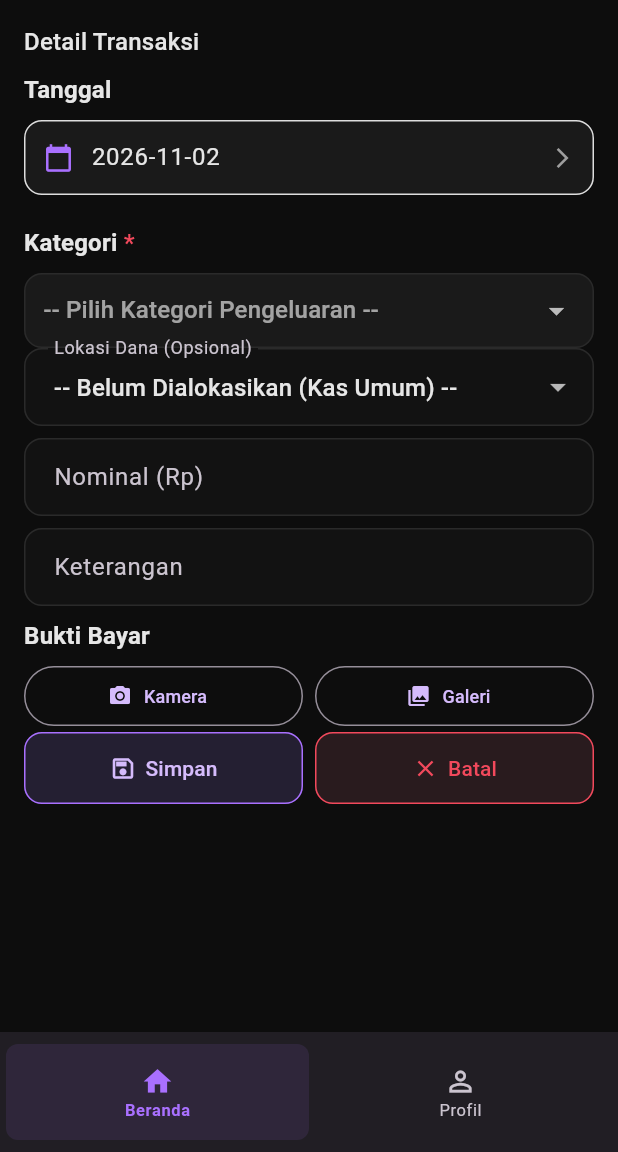
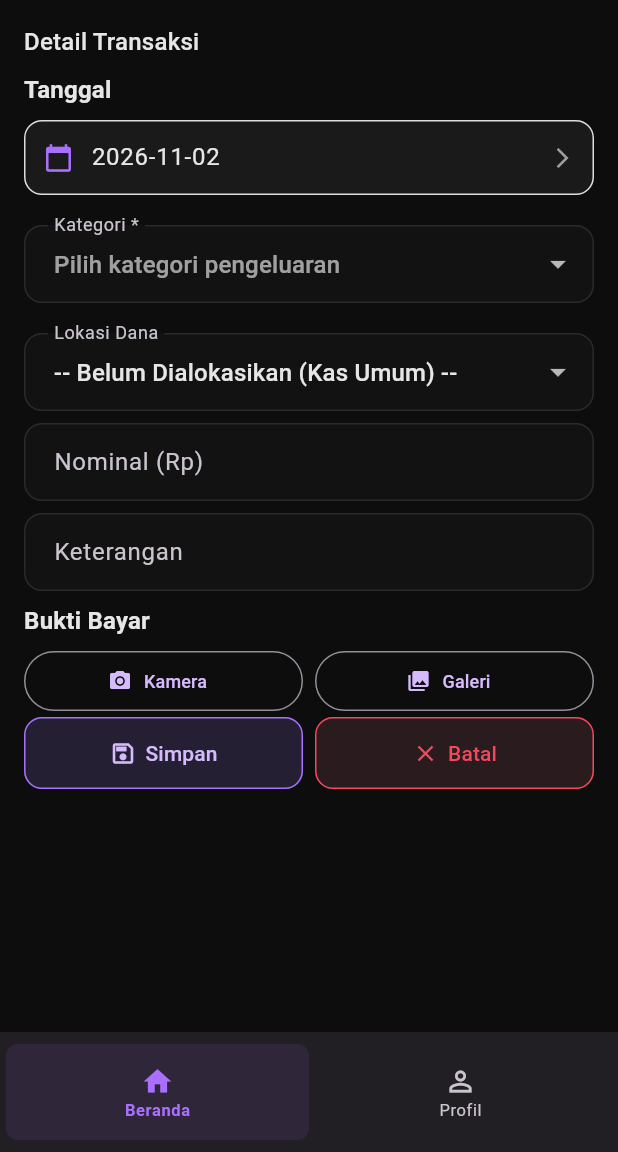
Before and after one commit to andjoy404/social-finance, a Flutter app: the KasKeluarScreen screen opened by its route, on a phone screen of 412 x 824 dp, the part 84-1236 px from its top. Run offline on Flutter 3.47's test engine with Material 3 defaults, Android fonts, the phone set to English and light mode, and no system bars; our stand-ins replace dio, firebase_core, firebase_messaging, fl_chart, flutter_riverpod, flutter_secure_storage and 5 more; missing offline and left inert: excel, file_saver; accounts and stored records are empty; network calls fail.

Commit message:
fix: unify Kas Keluar Kategori field with Kas Masuk — use DropdownButtonFormField with labelText

```diff
--- a/mobile/lib/features/kas/presentation/screens/kas_keluar_screen.dart
+++ b/mobile/lib/features/kas/presentation/screens/kas_keluar_screen.dart
@@ -498,47 +498,15 @@ class _KasKeluarScreenState extends ConsumerState<KasKeluarScreen> {
               const SizedBox(height: AppSpacing.lg),
 
               // Kategori (Wajib, 15 Standar Kategori)
-              Column(
-                crossAxisAlignment: CrossAxisAlignment.start,
-                children: [
-                  RichText(
-                    text: TextSpan(
-                      text: 'Kategori',
-                      style: theme.textTheme.titleMedium?.copyWith(
-                        fontWeight: FontWeight.w600,
-                      ),
-                      children: const [
-                        TextSpan(
-                          text: ' *',
-                          style: TextStyle(color: AppColors.danger),
-                        ),
-                      ],
+              DropdownButtonFormField<String>(
+                value: _selectedExpenseCategory,
+                decoration: InputDecoration(
+                  labelText: 'Kategori *',
+                  hintText: 'Pilih kategori pengeluaran',
+                  border: OutlineInputBorder(
+                    borderRadius: BorderRadius.circular(AppRadius.base),
                   ),
                 ),
-                  const SizedBox(height: AppSpacing.sm),
-                  Container(
-                    padding: const EdgeInsets.symmetric(
-                      horizontal: AppSpacing.md,
-                    ),
-                    decoration: BoxDecoration(
-                      border: Border.all(
-                        color: isDark
-                            ? AppColors.darkBorder
-                            : AppColors.lightBorder,
-                      ),
-                      borderRadius: BorderRadius.circular(AppRadius.base),
-                      color: isDark
-                          ? AppColors.darkSurface
-                          : AppColors.lightSurface,
-                    ),
-                    child: DropdownButtonHideUnderline(
-                      child: DropdownButton<String>(
-                        value: _selectedExpenseCategory,
-                        hint: const Text('-- Pilih Kategori Pengeluaran --'),
-                        isExpanded: true,
-                        dropdownColor: isDark
-                            ? AppColors.darkSurface
-                            : AppColors.lightSurface,
                 items: KasKeluarScreen.kExpenseCategories.map((cat) {
                   return DropdownMenuItem<String>(
                     value: cat,
@@ -552,15 +520,13 @@ class _KasKeluarScreenState extends ConsumerState<KasKeluarScreen> {
                   });
                 },
               ),
-                    ),
-                  ),
-                ],
-              ),
-              // Lokasi Dana (Opsional)
+              const SizedBox(height: AppSpacing.lg),
+
+              // Lokasi Dana
               DropdownButtonFormField<String?>(
                 value: _selectedLocationId,
                 decoration: InputDecoration(
-                  labelText: 'Lokasi Dana (Opsional)',
+                  labelText: 'Lokasi Dana',
                   hintText: 'Pilih lokasi pengambilan dana',
                   helperText: () {
                     if (_selectedLocationId == null) return null;
--- a/mobile/lib/features/kas/presentation/screens/kas_masuk_screen.dart
+++ b/mobile/lib/features/kas/presentation/screens/kas_masuk_screen.dart
@@ -481,11 +481,11 @@ class _KasMasukScreenState extends ConsumerState<KasMasukScreen> {
                 ),
               const SizedBox(height: AppSpacing.sm),
 
-              // Lokasi Dana (Opsional)
+              // Lokasi Dana
               DropdownButtonFormField<String?>(
                 value: _selectedLocationId,
                 decoration: InputDecoration(
-                  labelText: 'Lokasi Dana (Opsional)',
+                  labelText: 'Lokasi Dana',
                   hintText: 'Pilih lokasi penyimpanan dana',
                   border: OutlineInputBorder(
                     borderRadius: BorderRadius.circular(AppRadius.base),
```
Lines whose indentation alone changed are shown as unchanged.
